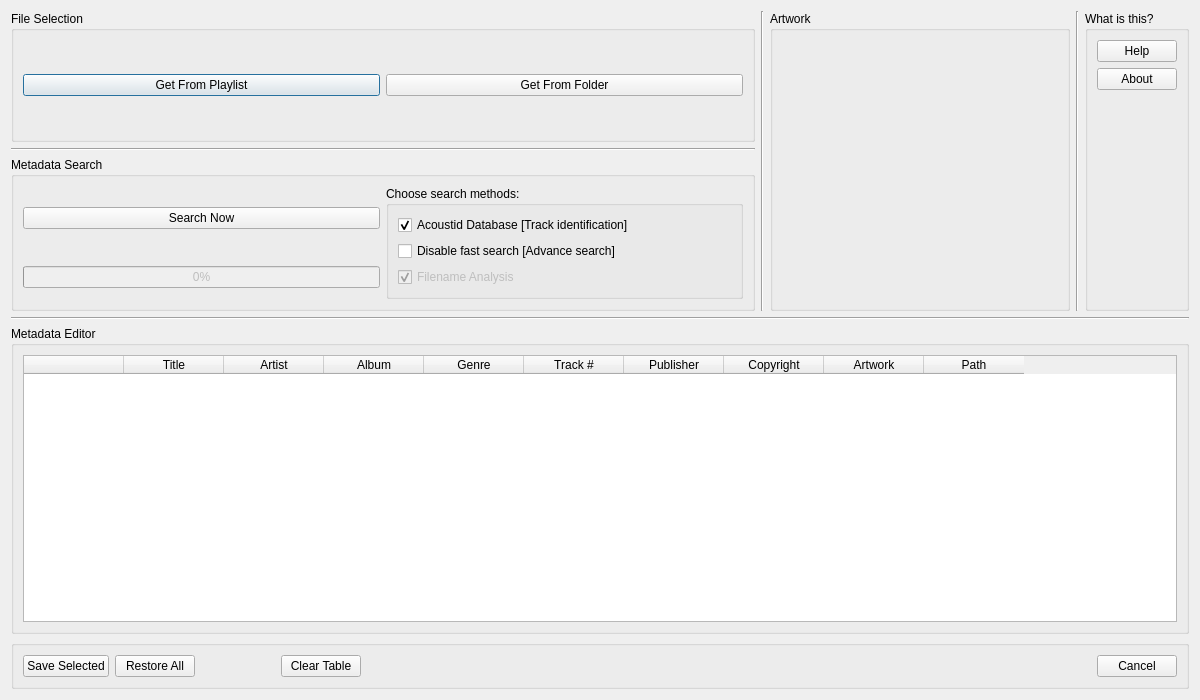
ASantosVal/vlc, file modules/gui/qt/ui/extmetamanager.ui: the form before one commit.
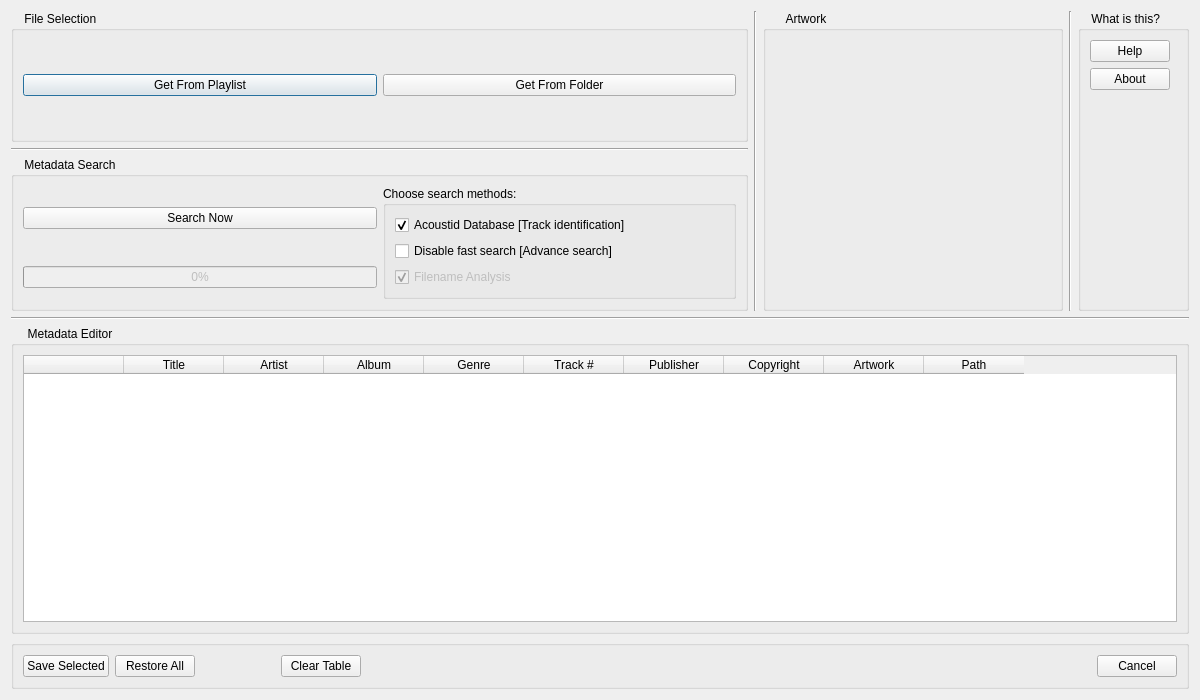
The form after the commit.

Commit message: Window logo added + UI improvements (Hail Igor)

What changed in the file:
```diff
--- a/modules/gui/qt/ui/extmetamanager.ui
+++ b/modules/gui/qt/ui/extmetamanager.ui
@@ -23,7 +23,7 @@
    <item row="0" column="0" colspan="2">
     <widget class="QGroupBox" name="GroupBox_FileSelection">
      <property name="title">
-      <string>File Selection</string>
+      <string>    File Selection</string>
      </property>
      <layout class="QHBoxLayout" name="horizontalLayout">
       <item>
@@ -46,7 +46,7 @@
    <item row="4" column="0" colspan="6">
     <widget class="QGroupBox" name="GroupBox_MetadataEditor">
      <property name="title">
-      <string>Metadata Editor</string>
+      <string>     Metadata Editor</string>
      </property>
      <layout class="QHBoxLayout" name="horizontalLayout_2">
       <item>
@@ -121,7 +121,7 @@
       </size>
      </property>
      <property name="title">
-      <string>Artwork</string>
+      <string>       Artwork</string>
      </property>
      <layout class="QHBoxLayout" name="horizontalLayout_4">
       <item>
@@ -212,7 +212,7 @@
       </sizepolicy>
      </property>
      <property name="title">
-      <string>What is this?</string>
+      <string>    What is this?</string>
      </property>
      <layout class="QVBoxLayout" name="verticalLayout_2">
       <item>
@@ -260,7 +260,7 @@
    <item row="2" column="0" colspan="2">
     <widget class="QGroupBox" name="GroupBox_OnlineSearch">
      <property name="title">
-      <string>Metadata Search</string>
+      <string>    Metadata Search</string>
      </property>
      <layout class="QGridLayout" name="gridLayout_2">
       <item row="0" column="1" rowspan="2">
```
The commit also changes 3 other files.
